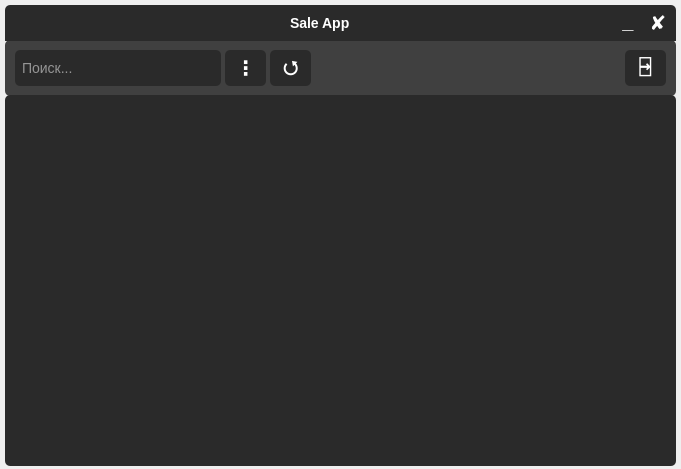
Old version of the form mainwindow/mainwindow.ui in the repository b0shka/selling_apps.
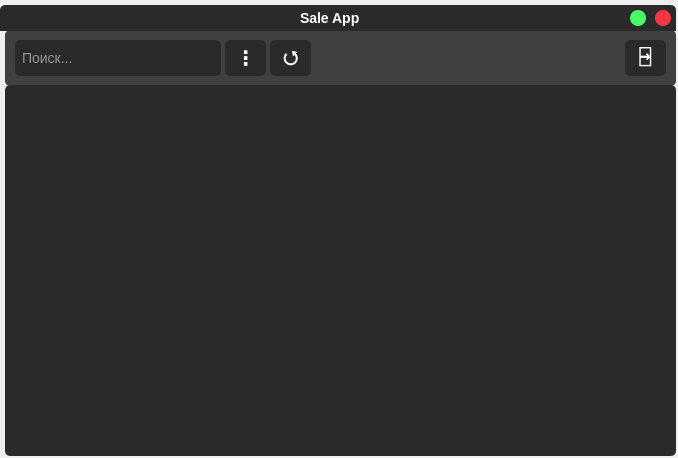
New version of the form.

Diff of the .ui file:
```diff
--- a/mainwindow/mainwindow.ui
+++ b/mainwindow/mainwindow.ui
@@ -9,8 +9,8 @@
    <rect>
     <x>0</x>
     <y>0</y>
-    <width>681</width>
-    <height>469</height>
+    <width>678</width>
+    <height>458</height>
    </rect>
   </property>
   <property name="sizePolicy">
@@ -21,14 +21,14 @@
   </property>
   <property name="minimumSize">
    <size>
-    <width>668</width>
-    <height>428</height>
+    <width>678</width>
+    <height>458</height>
    </size>
   </property>
   <property name="maximumSize">
    <size>
-    <width>1111</width>
-    <height>1111</height>
+    <width>678</width>
+    <height>458</height>
    </size>
   </property>
   <property name="windowTitle">
@@ -38,25 +38,37 @@
    <string notr="true"/>
   </property>
   <widget class="QWidget" name="centralwidget">
+   <property name="minimumSize">
+    <size>
+     <width>678</width>
+     <height>458</height>
+    </size>
+   </property>
+   <property name="maximumSize">
+    <size>
+     <width>678</width>
+     <height>458</height>
+    </size>
+   </property>
    <widget class="QFrame" name="frame_2">
     <property name="geometry">
      <rect>
       <x>0</x>
       <y>5</y>
       <width>681</width>
-      <height>471</height>
+      <height>456</height>
      </rect>
     </property>
     <property name="minimumSize">
      <size>
       <width>681</width>
-      <height>471</height>
+      <height>456</height>
      </size>
     </property>
     <property name="maximumSize">
      <size>
       <width>681</width>
-      <height>471</height>
+      <height>456</height>
      </size>
     </property>
     <property name="styleSheet">
@@ -75,7 +87,7 @@
      <property name="geometry">
       <rect>
        <x>5</x>
-       <y>35</y>
+       <y>25</y>
        <width>671</width>
        <height>56</height>
       </rect>
@@ -223,7 +235,7 @@
      <property name="geometry">
       <rect>
        <x>5</x>
-       <y>90</y>
+       <y>80</y>
        <width>671</width>
        <height>371</height>
       </rect>
@@ -253,10 +265,10 @@
     <widget class="QFrame" name="frame_3">
      <property name="geometry">
       <rect>
-       <x>5</x>
+       <x>0</x>
        <y>0</y>
-       <width>671</width>
-       <height>36</height>
+       <width>676</width>
+       <height>26</height>
       </rect>
      </property>
      <property name="styleSheet">
@@ -275,10 +287,10 @@
      <widget class="QPushButton" name="close">
       <property name="geometry">
        <rect>
-        <x>640</x>
+        <x>655</x>
         <y>5</y>
-        <width>26</width>
-        <height>26</height>
+        <width>16</width>
+        <height>16</height>
        </rect>
       </property>
       <property name="font">
@@ -291,9 +303,8 @@
       <property name="styleSheet">
        <string notr="true">QPushButton {
 	font-size: 20px;
-	color: white;
-	background-color: #2a2a2a;
-	border-radius: 5px;
+	background-color: #f73643;
+	border-radius: 8px;
 }
 QPushButton::hover {
 	background-color: #ffb0be;
@@ -301,16 +312,16 @@
 }</string>
       </property>
       <property name="text">
-       <string>✘</string>
+       <string/>
       </property>
      </widget>
      <widget class="QPushButton" name="hide">
       <property name="geometry">
        <rect>
-        <x>610</x>
+        <x>630</x>
         <y>5</y>
-        <width>26</width>
-        <height>26</height>
+        <width>16</width>
+        <height>16</height>
        </rect>
       </property>
       <property name="font">
@@ -324,23 +335,22 @@
        <string notr="true">QPushButton {
 	padding-bottom: 4px;
 	font-size: 20px;
-	color: white;
-	background-color: #2a2a2a;
-	border-radius: 5px;
+	background-color: #47fc65;
+	border-radius: 8px;
 }
 QPushButton::hover {
 	background-color: #949494;
 }</string>
       </property>
       <property name="text">
-       <string>_</string>
+       <string/>
       </property>
      </widget>
      <widget class="QLabel" name="label">
       <property name="geometry">
        <rect>
-        <x>285</x>
-        <y>10</y>
+        <x>300</x>
+        <y>5</y>
         <width>71</width>
         <height>16</height>
        </rect>
```
Left out of the diff: 6 changed lines with no effect on the pictures.
